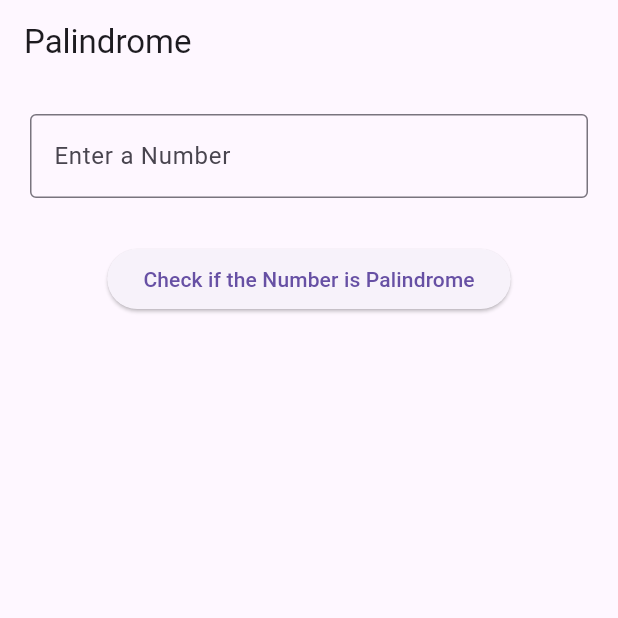
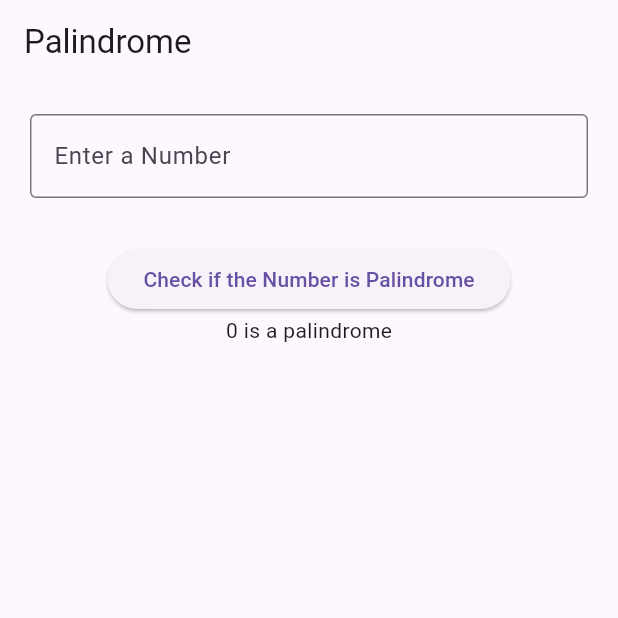
Before and after one commit to aryanNakarmi/flutter_assignment_2, a Flutter app: the screen it shows after launch, after a tap on "Check if the Number is Palindrome", on a phone screen of 412 x 824 dp, the top half of it. Run offline on Flutter 3.47's test engine with Material 3 defaults, Android fonts, the phone set to English and light mode, and no system bars.

Commit message:
palindrome

```diff
--- a/lib/Screens/palindrome.dart
+++ b/lib/Screens/palindrome.dart
@@ -9,7 +9,7 @@ class Palindrome extends StatefulWidget {
 
 class _PalindromeState extends State<Palindrome> {
   int number = 0;
-  int reversedNum = 0;
+
   String result = "";
 
   @override
@@ -41,6 +41,7 @@ class _PalindromeState extends State<Palindrome> {
                 child: ElevatedButton(onPressed: (){
                   setState(() {
                     int temp = number;
+                     int reversedNum = 0;
 
                     while(temp>0){
                       int digit  = temp%10;
@@ -58,6 +59,7 @@ class _PalindromeState extends State<Palindrome> {
                 }, child: Text("Check if the Number is Palindrome")),
               ),
 
+              Text("$result"),
             ],
 
         ),),
```
